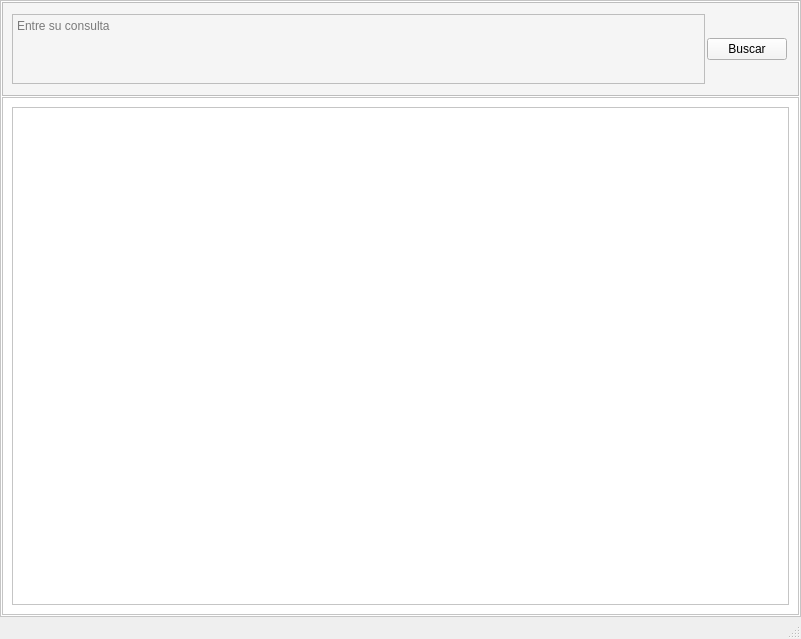
This is Code/visual/window.ui in LauTB/Information-Recovery-ML as Qt 5 draws it before an edit. The edited form follows.
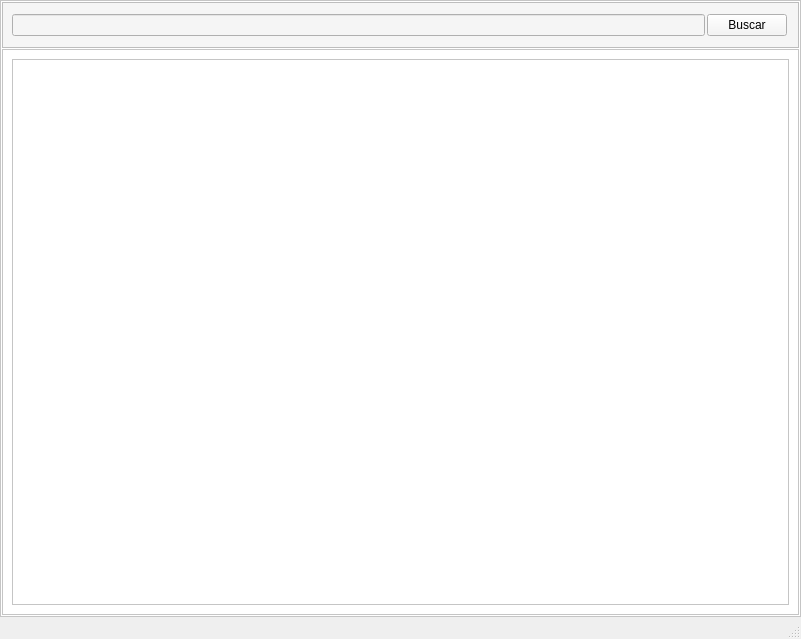
This is the edited form.

Diff of the .ui file:
```diff
--- a/Code/visual/window.ui
+++ b/Code/visual/window.ui
@@ -88,12 +88,12 @@
            <number>11</number>
           </property>
           <item>
-           <widget class="QTextEdit" name="textEdit">
-            <property name="undoRedoEnabled">
-             <bool>true</bool>
+           <widget class="QLineEdit" name="lineEdit">
+            <property name="inputMask">
+             <string/>
             </property>
-            <property name="placeholderText">
-             <string>Entre su consulta</string>
+            <property name="text">
+             <string/>
             </property>
            </widget>
           </item>
```
